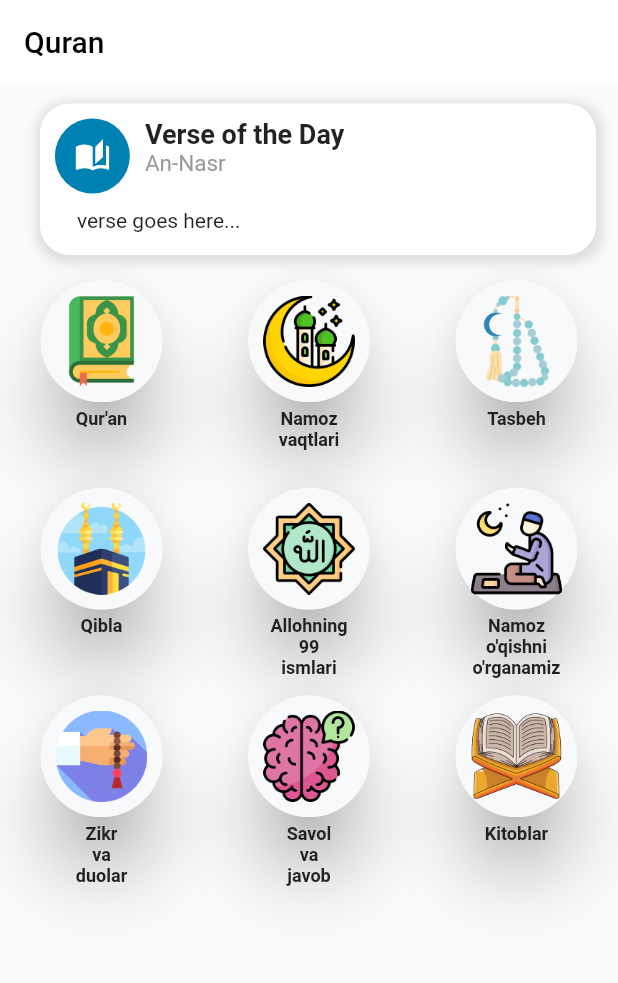
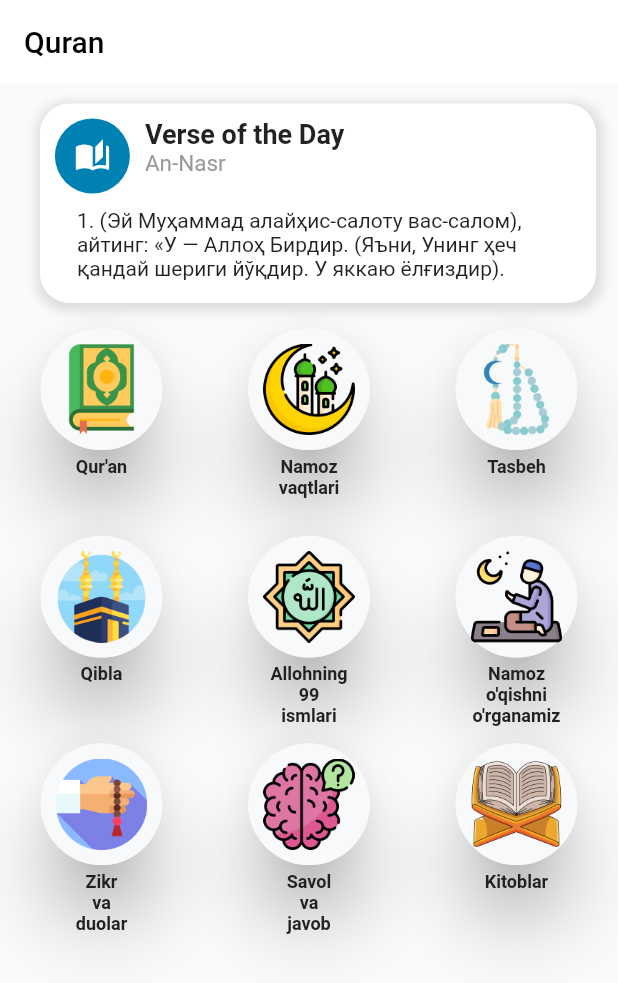
Before and after one commit to MunisaR/quran_app, a Flutter app: the screen it shows after launch, on a phone screen of 412 x 824 dp. Shown: the top 983 px of the screen. Run offline on Flutter 3.47's test engine with Material 2 defaults, Android fonts, the phone set to English and light mode, and no system bars.

Commit message:
feat: commited

```diff
--- a/lib/pages/main_page.dart
+++ b/lib/pages/main_page.dart
@@ -9,14 +9,16 @@ class MainPage extends StatelessWidget {
 
   @override
   Widget build(BuildContext context) {
-    return SafeArea(
+    return SingleChildScrollView(
+      scrollDirection: Axis.vertical,
+      child: SafeArea(
         child: Column(
           children: [
             SingleChildScrollView(
               scrollDirection: Axis.horizontal,
               child: Row(
                 children: const [
-                CustomCard(surahName: "An-Nasr", cardContent: "verse goes here...",),
+                  CustomCard(surahName: "An-Nasr", cardContent: "1. (Эй Муҳаммад алайҳис-салоту вас-салом), айтинг: «У — Аллоҳ Бирдир. (Яъни, Унинг ҳеч қандай шериги йўқдир. У яккаю ёлғиздир).",),
 
                 ],
               ),
@@ -27,6 +29,7 @@ class MainPage extends StatelessWidget {
 
           ],
         ),
+      ),
     );
   }
 }
```
Lines whose indentation alone changed are shown as unchanged.
